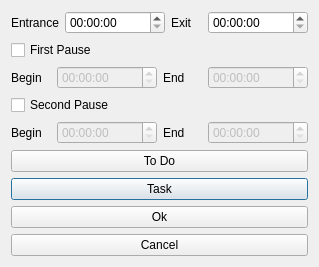
BackupTheBerlios/qbadgetask, file dialogday.ui: the form before one commit.
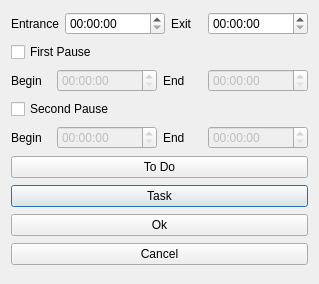
The form after the commit.

What changed in the file:
```diff
--- a/dialogday.ui
+++ b/dialogday.ui
@@ -7,7 +7,7 @@
     <x>0</x>
     <y>0</y>
     <width>319</width>
-    <height>253</height>
+    <height>284</height>
    </rect>
   </property>
   <property name="windowTitle">
```
Left out of the diff: 29 changed lines with no effect on the pictures.
